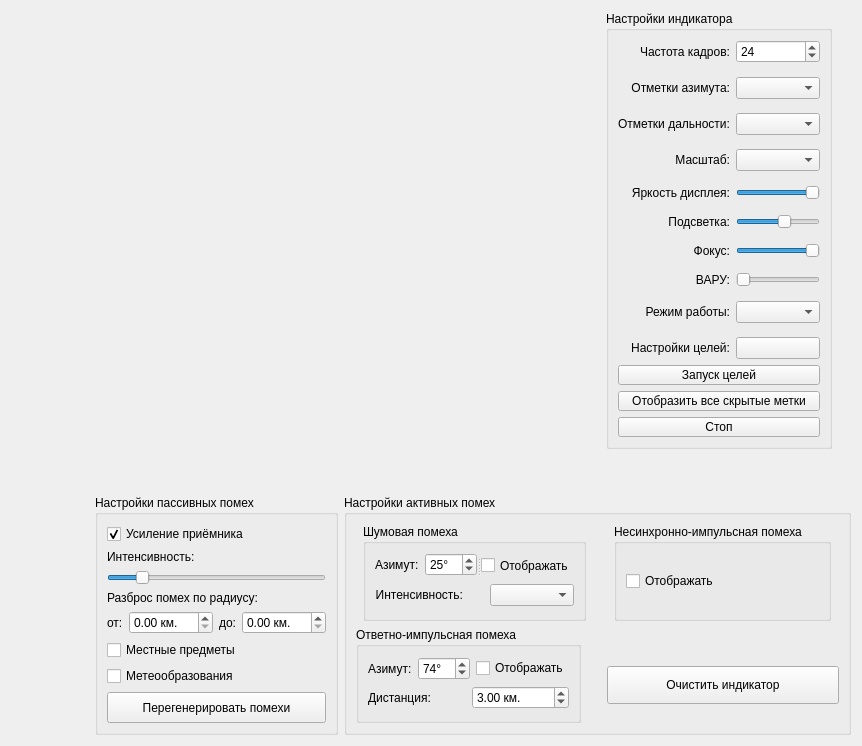
Above: indicatordrl.ui from oln0ry/IKO before the change. Below: the same form after it.
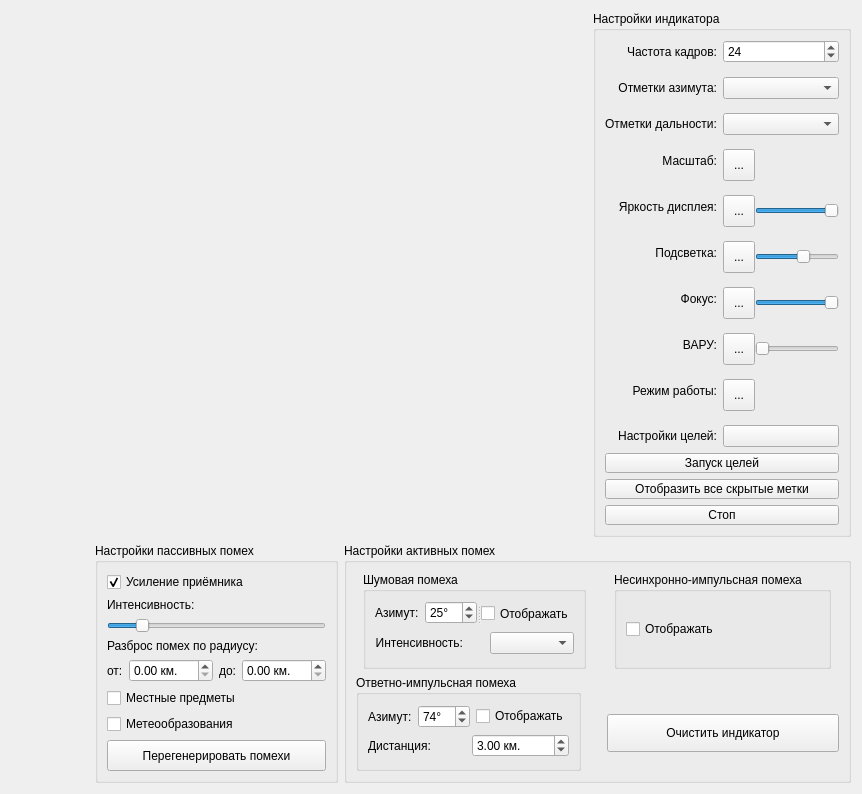
That is the form after the change. Icons and pictures are not drawn. Custom widgets are drawn as their Qt base class.

What changed in the file:
```diff
--- a/indicatordrl.ui
+++ b/indicatordrl.ui
@@ -7,7 +7,7 @@
     <x>0</x>
     <y>0</y>
     <width>862</width>
-    <height>746</height>
+    <height>755</height>
    </rect>
   </property>
   <property name="windowTitle">
@@ -82,6 +82,9 @@
               <property name="labelAlignment">
                <set>Qt::AlignRight|Qt::AlignTrailing|Qt::AlignVCenter</set>
               </property>
+              <property name="formAlignment">
+               <set>Qt::AlignLeading|Qt::AlignLeft|Qt::AlignVCenter</set>
+              </property>
               <property name="verticalSpacing">
                <number>14</number>
               </property>
@@ -153,11 +156,39 @@
                </widget>
               </item>
               <item row="3" column="1">
-               <widget class="QComboBox" name="SelectScale">
-                <property name="cursor">
-                 <cursorShape>ArrowCursor</cursorShape>
-                </property>
-               </widget>
+               <layout class="QHBoxLayout" name="horizontalLayout_6">
+                <item>
+                 <widget class="QToolButton" name="SelectScale">
+                  <property name="minimumSize">
+                   <size>
+                    <width>32</width>
+                    <height>32</height>
+                   </size>
+                  </property>
+                  <property name="cursor">
+                   <cursorShape>OpenHandCursor</cursorShape>
+                  </property>
+                  <property name="styleSheet">
+                   <string notr="true">border-image: url(:/buttons/knob);
+background-repeat: no-repeat;
+background-position: center;</string>
+                  </property>
+                  <property name="text">
+                   <string>...</string>
+                  </property>
+                 </widget>
+                </item>
+                <item>
+                 <widget class="QLabel" name="LabelScaleValue">
+                  <property name="styleSheet">
+                   <string notr="true">color: #ae0000;</string>
+                  </property>
+                  <property name="text">
+                   <string/>
+                  </property>
+                 </widget>
+                </item>
+               </layout>
               </item>
               <item row="4" column="0">
                <widget class="QLabel" name="LabelBrightness">
@@ -169,25 +200,6 @@
                 </property>
                </widget>
               </item>
-              <item row="4" column="1">
-               <widget class="QSlider" name="ChangeIndicatorBrightness">
-                <property name="cursor">
-                 <cursorShape>ArrowCursor</cursorShape>
-                </property>
-                <property name="maximum">
-                 <number>100</number>
-                </property>
-                <property name="singleStep">
-                 <number>1</number>
-                </property>
-                <property name="value">
-                 <number>100</number>
-                </property>
-                <property name="orientation">
-                 <enum>Qt::Horizontal</enum>
-                </property>
-               </widget>
-              </item>
               <item row="5" column="0">
                <widget class="QLabel" name="LabelDisplayLightning">
                 <property name="text">
@@ -198,25 +210,6 @@
                 </property>
                </widget>
               </item>
-              <item row="5" column="1">
-               <widget class="QSlider" name="ChangeDisplayLightning">
-                <property name="cursor">
-                 <cursorShape>ArrowCursor</cursorShape>
-                </property>
-                <property name="maximum">
-                 <number>100</number>
-                </property>
-                <property name="singleStep">
-                 <number>1</number>
-                </property>
-                <property name="value">
-                 <number>60</number>
-                </property>
-                <property name="orientation">
-                 <enum>Qt::Horizontal</enum>
-                </property>
-               </widget>
-              </item>
               <item row="6" column="0">
                <widget class="QLabel" name="LabelFocus">
                 <property name="text">
@@ -227,25 +220,6 @@
                 </property>
                </widget>
               </item>
-              <item row="6" column="1">
-               <widget class="QSlider" name="ChangeIndicatorFocus">
-                <property name="cursor">
-                 <cursorShape>ArrowCursor</cursorShape>
-                </property>
-                <property name="maximum">
-                 <number>100</number>
-                </property>
-                <property name="singleStep">
-                 <number>1</number>
-                </property>
-                <property name="value">
-                 <number>100</number>
-                </property>
-                <property name="orientation">
-                 <enum>Qt::Horizontal</enum>
-                </property>
-               </widget>
-              </item>
               <item row="7" column="0">
                <widget class="QLabel" name="LabelVARU">
                 <property name="text">
@@ -256,25 +230,6 @@
                 </property>
                </widget>
               </item>
-              <item row="7" column="1">
-               <widget class="QSlider" name="ChangeIndicatorVARU">
-                <property name="cursor">
-                 <cursorShape>ArrowCursor</cursorShape>
-                </property>
-                <property name="maximum">
-                 <number>200</number>
-                </property>
-                <property name="singleStep">
-                 <number>1</number>
-                </property>
-                <property name="value">
-                 <number>0</number>
-                </property>
-                <property name="orientation">
-                 <enum>Qt::Horizontal</enum>
-                </property>
-               </widget>
-              </item>
               <item row="8" column="0">
                <widget class="QLabel" name="LabelWorkVariant">
                 <property name="text">
@@ -285,13 +240,6 @@
                 </property>
                </widget>
               </item>
-              <item row="8" column="1">
-               <widget class="QComboBox" name="SelectWorkVariant">
-                <property name="cursor">
-                 <cursorShape>ArrowCursor</cursorShape>
-                </property>
-               </widget>
-              </item>
               <item row="9" column="0">
                <widget class="QLabel" name="LabelTargetsSettings">
                 <property name="text">
@@ -312,6 +260,217 @@
                 </property>
                </widget>
               </item>
+              <item row="4" column="1">
+               <layout class="QHBoxLayout" name="horizontalLayout_7">
+                <item>
+                 <widget class="QToolButton" name="ChangeIndicatorBrightnessButton">
+                  <property name="minimumSize">
+                   <size>
+                    <width>32</width>
+                    <height>32</height>
+                   </size>
+                  </property>
+                  <property name="cursor">
+                   <cursorShape>OpenHandCursor</cursorShape>
+                  </property>
+                  <property name="styleSheet">
+                   <string notr="true">border-image: url(:/buttons/reo_knob.png);
+background-repeat: no-repeat;
+background-position: center;</string>
+                  </property>
+                  <property name="text">
+                   <string>...</string>
+                  </property>
+                 </widget>
+                </item>
+                <item>
+                 <widget class="QSlider" name="ChangeIndicatorBrightness">
+                  <property name="cursor">
+                   <cursorShape>ArrowCursor</cursorShape>
+                  </property>
+                  <property name="maximum">
+                   <number>100</number>
+                  </property>
+                  <property name="singleStep">
+                   <number>1</number>
+                  </property>
+                  <property name="value">
+                   <number>100</number>
+                  </property>
+                  <property name="orientation">
+                   <enum>Qt::Horizontal</enum>
+                  </property>
+                 </widget>
+                </item>
+               </layout>
+              </item>
+              <item row="5" column="1">
+               <layout class="QHBoxLayout" name="horizontalLayout_8">
+                <item>
+                 <widget class="QToolButton" name="ChangeDisplayLightningButton">
+                  <property name="minimumSize">
+                   <size>
+                    <width>32</width>
+                    <height>32</height>
+                   </size>
+                  </property>
+                  <property name="cursor">
+                   <cursorShape>OpenHandCursor</cursorShape>
+                  </property>
+                  <property name="styleSheet">
+                   <string notr="true">border-image: url(:/buttons/reo_knob.png);
+background-repeat: no-repeat;
+background-position: center;</string>
+                  </property>
+                  <property name="text">
+                   <string>...</string>
+                  </property>
+                 </widget>
+                </item>
+                <item>
+                 <widget class="QSlider" name="ChangeDisplayLightning">
+                  <property name="cursor">
+                   <cursorShape>ArrowCursor</cursorShape>
+                  </property>
+                  <property name="maximum">
+                   <number>100</number>
+                  </property>
+                  <property name="singleStep">
+                   <number>1</number>
+                  </property>
+                  <property name="value">
+                   <number>60</number>
+                  </property>
+                  <property name="orientation">
+                   <enum>Qt::Horizontal</enum>
+                  </property>
+                 </widget>
+                </item>
+               </layout>
+              </item>
+              <item row="6" column="1">
+               <layout class="QHBoxLayout" name="horizontalLayout_9">
+                <item>
+                 <widget class="QToolButton" name="ChangeIndicatorFocusButton">
+                  <property name="minimumSize">
+                   <size>
+                    <width>32</width>
+                    <height>32</height>
+                   </size>
+                  </property>
+                  <property name="cursor">
+                   <cursorShape>OpenHandCursor</cursorShape>
+                  </property>
+                  <property name="styleSheet">
+                   <string notr="true">border-image: url(:/buttons/reo_knob.png);
+background-repeat: no-repeat;
+background-position: center;</string>
+                  </property>
+                  <property name="text">
+                   <string>...</string>
+                  </property>
+                 </widget>
+                </item>
+                <item>
+                 <widget class="QSlider" name="ChangeIndicatorFocus">
+                  <property name="cursor">
+                   <cursorShape>ArrowCursor</cursorShape>
+                  </property>
+                  <property name="maximum">
+                   <number>100</number>
+                  </property>
+                  <property name="singleStep">
+                   <number>1</number>
+                  </property>
+                  <property name="value">
+                   <number>100</number>
+                  </property>
+                  <property name="orientation">
+                   <enum>Qt::Horizontal</enum>
+                  </property>
+                 </widget>
+                </item>
+               </layout>
+              </item>
+              <item row="7" column="1">
+               <layout class="QHBoxLayout" name="horizontalLayout_10">
+                <item>
+                 <widget class="QToolButton" name="ChangeIndicatorVARUButton">
+                  <property name="minimumSize">
+                   <size>
+                    <width>32</width>
+                    <height>32</height>
+                   </size>
+                  </property>
+                  <property name="cursor">
+                   <cursorShape>OpenHandCursor</cursorShape>
+                  </property>
+                  <property name="styleSheet">
+                   <string notr="true">border-image: url(:/buttons/reo_knob.png);
+background-repeat: no-repeat;
+background-position: center;</string>
+                  </property>
+                  <property name="text">
+                   <string>...</string>
+                  </property>
+                 </widget>
+                </item>
+                <item>
+                 <widget class="QSlider" name="ChangeIndicatorVARU">
+                  <property name="cursor">
+                   <cursorShape>ArrowCursor</cursorShape>
+                  </property>
+                  <property name="maximum">
+                   <number>200</number>
+                  </property>
+                  <property name="singleStep">
+                   <number>1</number>
+                  </property>
+                  <property name="value">
+                   <number>0</number>
+                  </property>
+                  <property name="orientation">
+                   <enum>Qt::Horizontal</enum>
+                  </property>
+                 </widget>
+                </item>
+               </layout>
+              </item>
+              <item row="8" column="1">
+               <layout class="QHBoxLayout" name="horizontalLayout_11">
+                <item>
+                 <widget class="QToolButton" name="SelectWorkVariant">
+                  <property name="minimumSize">
+                   <size>
+                    <width>32</width>
+                    <height>32</height>
+                   </size>
+                  </property>
+                  <property name="cursor">
+                   <cursorShape>OpenHandCursor</cursorShape>
+                  </property>
+                  <property name="styleSheet">
+                   <string notr="true">border-image: url(:/buttons/knob);
+background-repeat: no-repeat;
+background-position: center;</string>
+                  </property>
+                  <property name="text">
+                   <string>...</string>
+                  </property>
+                 </widget>
+                </item>
+                <item>
+                 <widget class="QLabel" name="LabelSelectWorkVariantValue">
+                  <property name="styleSheet">
+                   <string notr="true">color: #ae0000;</string>
+                  </property>
+                  <property name="text">
+                   <string/>
+                  </property>
+                 </widget>
+                </item>
+               </layout>
+              </item>
              </layout>
             </item>
             <item>
```
Left out of the diff: 25 changed lines with no effect on the pictures.
